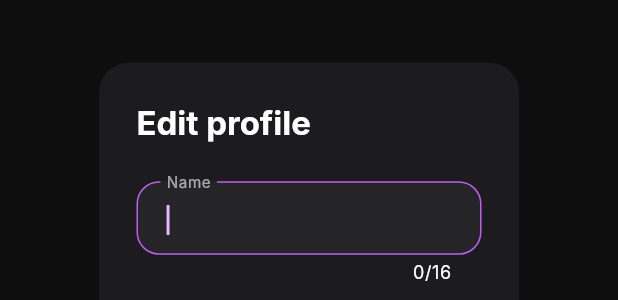
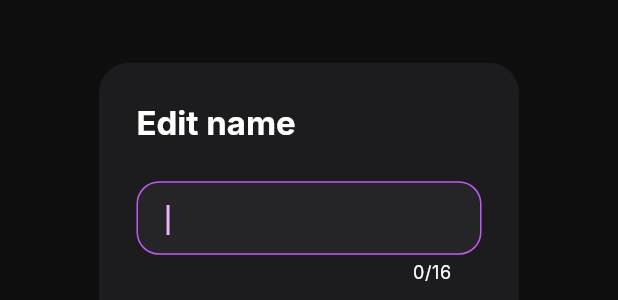
Before and after one commit to daniilpaschenko/motion-gallery, a Flutter app: the EditProfileDialog widget shown alone on an empty page, opened directly with empty values, on a phone screen of 412 x 824 dp. Shown: the part 370-670 px from the top of the screen. Run offline on Flutter 3.47's test engine with Material 3 defaults, Android fonts, the light colour scheme and no system bars; our stand-ins replace bloc, bloc_concurrency, dartz, drift, drift_flutter, flutter_bloc and 3 more; accounts and stored records are empty; generated files the repository leaves out were written again; Roboto replaces fonts that are missing (Inter).

Commit message:
feat(ui): "edit profile" -> "edit name" & remove labelText from input

```diff
--- a/lib/features/user/presentation/widgets/edit_profile_dialog.dart
+++ b/lib/features/user/presentation/widgets/edit_profile_dialog.dart
@@ -88,7 +88,7 @@ class _EditProfileDialogState extends State<EditProfileDialog> {
           actionsPadding: const EdgeInsets.all(AppDimens.dialogPadding),
           actionsAlignment: MainAxisAlignment.center,
           title: Text(
-            'Edit profile',
+            'Edit name',
             style: TextStyle(
               fontSize: titleFontSize,
               fontWeight: FontWeight.w700,
@@ -130,7 +130,6 @@ class _EditProfileDialogState extends State<EditProfileDialog> {
                       color: Colors.white,
                     ),
                     decoration: InputDecoration(
-                      labelText: 'Name',
                       hintText: widget.initialName,
                       labelStyle: TextStyle(
                         fontSize: textFontSize,
--- a/lib/features/user/presentation/widgets/profile_card.dart
+++ b/lib/features/user/presentation/widgets/profile_card.dart
@@ -145,7 +145,7 @@ class ProfileCard extends StatelessWidget {
                         color: AppColors.primaryGradientEnd,
                       ),
                 label: Text(
-                  'Edit Profile',
+                  'Edit Name',
                   style: TextStyle(
                     fontSize: detailFontSize,
                     fontWeight: FontWeight.w600,
```
